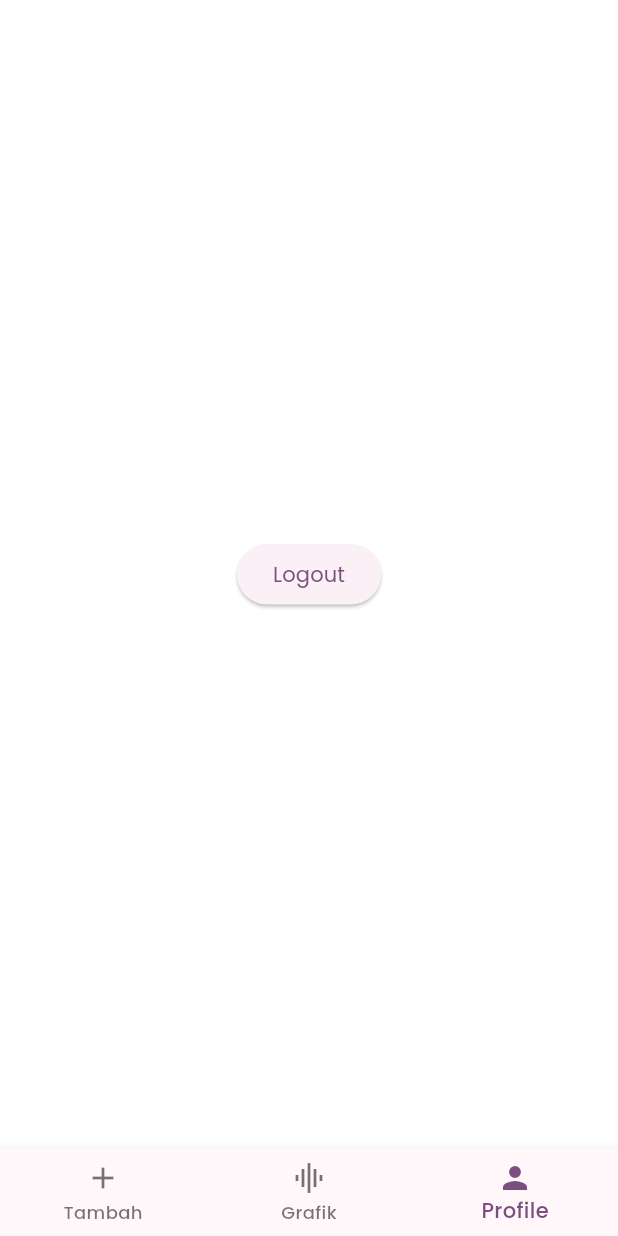
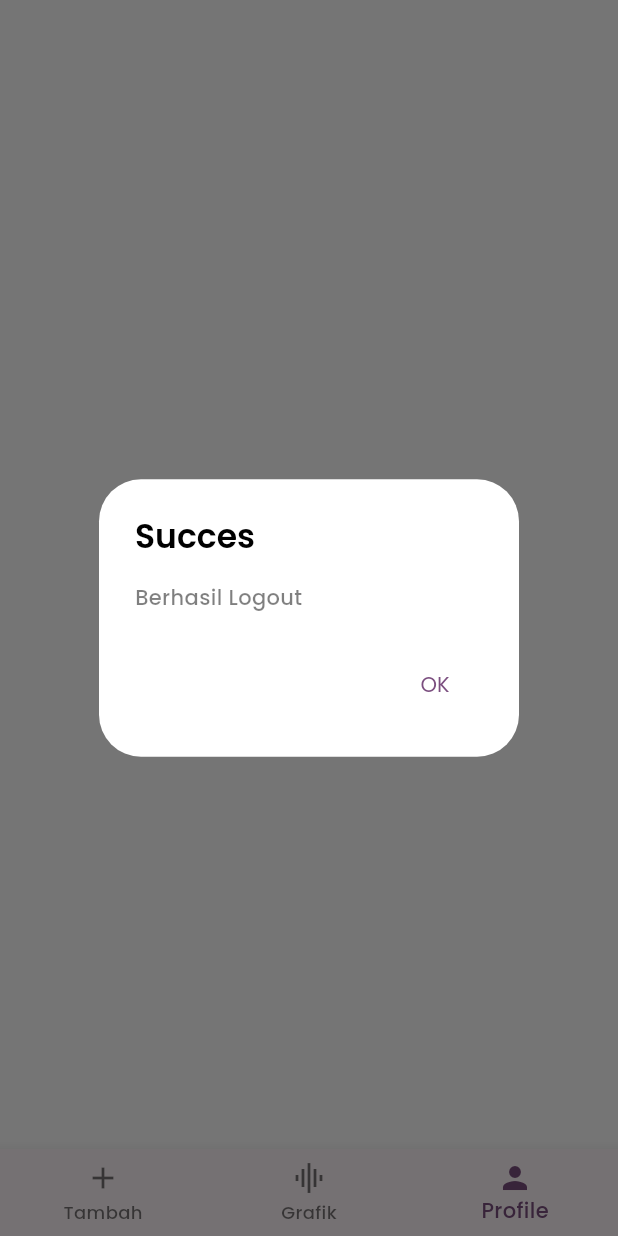
Before and after one commit to nandaarafi/nutribaby_app, a Flutter app: the ScaffoldWithNavBar screen opened directly with empty values, item 3 of the bottom bar chosen, after a tap on "Logout", on a phone screen of 412 x 824 dp. Run offline on Flutter 3.47's test engine with Material 3 defaults, Android fonts, the light colour scheme and no system bars; our stand-ins replace bloc, cloud_firestore, data_table_2, equatable, firebase_auth, firebase_core and 8 more; missing offline and left inert: ficonsax; accounts and stored records are empty.

Commit message:
feat: fixing routes bug final:revisi-2

```diff
--- a/lib/core/routes/constants.dart
+++ b/lib/core/routes/constants.dart
@@ -8,8 +8,8 @@ class Routes{
   static const rootLogin = '/';
   static const signInNamedPage = '/sign-in';
   static const signUpNamedPage = '/sign-up';
-  static const homeNamedPage = '/home';
-  static const homeChartPage = '/charts';
+  static const addNamedPage = '/add';
+  static const homeChartPage = '/grafik';
   static const profileNamedPage = '/profile';
   static const profileDetailsNamedPage = 'details';
   static const settingsNamedPage = '/settings';
--- a/lib/core/routes/cubit/navigation_cubit.dart
+++ b/lib/core/routes/cubit/navigation_cubit.dart
@@ -4,12 +4,12 @@ import '../constants.dart';
 part 'navigation_state.dart';
 
 class NavigationCubit extends Cubit<NavigationState> {
-  NavigationCubit() : super(const NavigationState(bottomNavItems: Routes.homeNamedPage, index: 0));
+  NavigationCubit() : super(const NavigationState(bottomNavItems: Routes.addNamedPage, index: 0));
 
   void getNavBarItem(int index) {
     switch (index) {
       case 0:
-        emit(const NavigationState(bottomNavItems: Routes.homeNamedPage,index:  0));
+        emit(const NavigationState(bottomNavItems: Routes.addNamedPage,index:  0));
         break;
       case 1:
         emit(const NavigationState(bottomNavItems: Routes.profileNamedPage,index:  1));
--- a/lib/core/routes/nav_bar_screen.dart
+++ b/lib/core/routes/nav_bar_screen.dart
@@ -34,7 +34,11 @@ class ScaffoldWithNavBar extends StatelessWidget {
       "Favorite",
       "Profile",
     ];
-    return Scaffold(
+    return PopScope(
+      canPop: true,
+      onPopInvoked: (didpop){
+      },
+      child: Scaffold(
         body: child,
         bottomNavigationBar: BottomNavigationBar(
           items: const <BottomNavigationBarItem>[
@@ -56,6 +60,7 @@ class ScaffoldWithNavBar extends StatelessWidget {
           ],
           currentIndex: _calculateSelectedIndex(context),
           onTap: (int idx) => _onItemTapped(idx, context),
+        ),
       ),
     );
   }
--- a/lib/core/routes/routes.dart
+++ b/lib/core/routes/routes.dart
@@ -4,6 +4,7 @@ import 'package:go_router/go_router.dart';
 import 'package:nutribaby_app/features/authentication/presentation/screen/login_screen.dart';
 import 'package:nutribaby_app/features/home/presentation/screen/chart_screen.dart';
 import 'package:nutribaby_app/features/home/presentation/screen/loading_screen.dart';
+import 'package:nutribaby_app/features/home/presentation/screen/profile_screen.dart';
 import 'package:nutribaby_app/features/home/presentation/widgets/calendar.dart';
 import 'package:nutribaby_app/features/home/presentation/widgets/custon_line_chart.dart';
 
@@ -32,7 +33,7 @@ class AppRouter {
           },
           routes: <RouteBase>[
           GoRoute(
-            path: '/add',
+            path: Routes.addNamedPage,
             parentNavigatorKey: _shellNavigatorKey,
             pageBuilder: (BuildContext context, GoRouterState state){
               return NoTransitionPage(
@@ -41,7 +42,7 @@ class AppRouter {
             }
           ),
           GoRoute(
-            path: '/grafik',
+            path: Routes.homeChartPage,
             parentNavigatorKey: _shellNavigatorKey,
             pageBuilder: (BuildContext context, GoRouterState state){
               return NoTransitionPage(
@@ -49,34 +50,35 @@ class AppRouter {
   }
           ),
           GoRoute(
-            path: '/profile',
+            path: Routes.profileNamedPage,
             parentNavigatorKey: _shellNavigatorKey,
             pageBuilder: (BuildContext context, GoRouterState state) {
               return  NoTransitionPage(
-                child: Scaffold(
-                  body: Center(child: ElevatedButton(
-                      onPressed:() {}, child: Text("Logout"))),
-                ),
+                  child: ProfilScreen()
               );
             }
           ),
         ]
       ),
       GoRoute(
-        path: '/sign-in',
+        path: Routes.signInNamedPage,
         builder: (BuildContext context, GoRouterState state) =>  LoginScreen()
       ),
       GoRoute(
-        path: '/sign-up',
+        path: Routes.signUpNamedPage,
         builder: (BuildContext context, GoRouterState state) => const SignUpScreen()
       ),
       GoRoute(
           parentNavigatorKey: _rootNavigatorKey,
-          path: '/loading',
-          builder: (BuildContext context, GoRouterState state) => const LoadingScreen()
+          path: Routes.loadingNamedPage,
+          pageBuilder: (BuildContext context, GoRouterState state) {
+            return  NoTransitionPage(
+                child: LoadingScreen()
+            );
+          }
       ),
       GoRoute(
-          path: '/forgot-pass',
+          path: Routes.forgetPassPage,
           builder: (BuildContext context, GoRouterState state) => const ForgotPassScreen()
       ),
     ],
--- a/lib/features/authentication/presentation/screen/forgot_password.dart
+++ b/lib/features/authentication/presentation/screen/forgot_password.dart
@@ -2,6 +2,7 @@ import 'package:flutter/material.dart';
 import 'package:flutter_bloc/flutter_bloc.dart';
 
 import '../../../../core/errors/exceptions.dart';
+import '../../../../core/routes/routes.dart';
 import '../cubit/auth_cubit.dart';
 import '../widgets/custom_button.dart';
 import '../widgets/custom_text_form_fields.dart';
@@ -85,7 +86,7 @@ class _ForgotPassScreenState extends State<ForgotPassScreen> {
                     actions: [
                       TextButton(
                         onPressed: () {
-                          Navigator.pop(context);
+                          AppRouter.router.pop();
                         },
                         child: Text("OK"),
                       ),
--- a/lib/features/home/data/health_data_source.dart
+++ b/lib/features/home/data/health_data_source.dart
@@ -208,9 +208,13 @@ class HealthService {
     }
   }
 
+  Future<void> signOut() async {
+    await FirebaseAuth.instance.signOut();
+  }
+
   Future<String?> fetchRealtimeConclusion() async {
     try {
-      final data = await _healthRealRef.child('nilai-berat').get();
+      final data = await _healthRealRef.child('status-kesimpulan').get();
 
       if (data.exists) {
         if (data.value is String) {
--- /dev/null
+++ b/lib/features/home/presentation/screen/profile_screen.dart
@@ -0,0 +1,65 @@
+import 'package:flutter/material.dart';
+import 'package:nutribaby_app/core/routes/constants.dart';
+import 'package:nutribaby_app/core/routes/routes.dart';
+
+import '../../data/health_data_source.dart';
+
+class ProfilScreen extends StatelessWidget{
+  @override
+  Widget build(BuildContext context) {
+    return PopScope(
+      canPop: false,
+      child: Scaffold(
+        body: Center(
+          child: ElevatedButton(
+            onPressed: () async {
+              try {
+                // Attempt to sign out asynchronously
+                await HealthService().signOut();
+                // If sign-out succeeds, navigate to sign-in page
+                showDialog(
+                  context: context,
+                  builder: (context) => AlertDialog(
+                    title: Text('Succes'),
+                    content: Text('Berhasil Logout'),
+                    actions: [
+                      TextButton(
+                        onPressed: () {
+                          AppRouter.router.go(Routes.signInNamedPage);
+                        },
+                        child: Text('OK'),
+                      ),
+                    ],
+                  ),
+                );
+
+              } catch (e) {
+                // Handle sign-out error
+                print('Sign-out failed: $e');
+                // Show a snackbar, dialog, or error message to the user
+                // For example, display an error dialog
+                showDialog(
+                  context: context,
+                  builder: (context) => AlertDialog(
+                    title: Text('Sign-out Error'),
+                    content: Text('Failed to sign out. Please try again.'),
+                    actions: [
+                      TextButton(
+                        onPressed: () {
+                          AppRouter.router.pop();
+                        },
+                        child: Text('OK'),
+                      ),
+                    ],
+                  ),
+                );
+              }
+            },
+            child: Text('Logout'),
+          ),
+        ),
+      ),
+    );
+  }
+
+}
--- a/lib/features/home/presentation/widgets/app_bar.dart
+++ b/lib/features/home/presentation/widgets/app_bar.dart
@@ -104,7 +104,7 @@ class MyAppBarNBack extends StatelessWidget implements PreferredSizeWidget {
             leading: IconButton(
               icon: Icon(Icons.arrow_back),
               onPressed: () {
-                AppRouter.router.go(Routes.homeNamedPage);
+                AppRouter.router.go(Routes.addNamedPage);
               },
             ),
             toolbarHeight: 60,
@@ -188,7 +188,7 @@ class AppBarBack extends StatelessWidget  implements PreferredSizeWidget {
         icon: Icon(Icons.arrow_back),
         onPressed: () {
           // Use Navigator to pop the current route and go back
-          AppRouter.router.go(Routes.homeNamedPage);
+          AppRouter.router.go(Routes.addNamedPage);
         },
       ),
       title: Text('Your App Title'),
--- a/lib/main.dart
+++ b/lib/main.dart
@@ -1,5 +1,6 @@
 import 'package:firebase_core/firebase_core.dart';
 import 'package:flutter/material.dart';
+import 'package:flutter/services.dart';
 import 'package:flutter_bloc/flutter_bloc.dart';
 import 'package:nutribaby_app/core/routes/routes.dart';
 import 'package:nutribaby_app/features/authentication/presentation/provider/date_picker.dart';
@@ -37,6 +38,10 @@ class MyApp extends StatelessWidget {
 
   @override
   Widget build(BuildContext context) {
+    SystemChrome.setPreferredOrientations([
+      DeviceOrientation.portraitUp,
+      DeviceOrientation.portraitDown,
+    ]);
     return MultiBlocProvider(
         providers: [
           BlocProvider(
--- a/pubspec.yaml
+++ b/pubspec.yaml
@@ -54,7 +54,7 @@ dependencies:
   equatable: ^2.0.5
   bloc: ^8.1.3
   flutter_bloc: ^8.1.4
-  go_router: ^13.2.0
+  go_router: ^12.1.3
   firebase_core: ^2.25.4
   cloud_firestore: ^4.15.5
   firebase_auth: ^4.15.0
```
Also changed, not shown: lib/features/authentication/presentation/screen/login_screen.dart (+8 -2 lines), lib/features/authentication/presentation/screen/sign_up_screen.dart (+25 -15 lines), lib/features/home/presentation/screen/add_health_data_screen.dart (+18 -12 lines), lib/features/home/presentation/screen/chart_screen.dart (+7 -4 lines), lib/features/home/presentation/widgets/tab_bar.dart (+8 -10 lines), pubspec.lock. Lines whose indentation alone changed are shown as unchanged.
